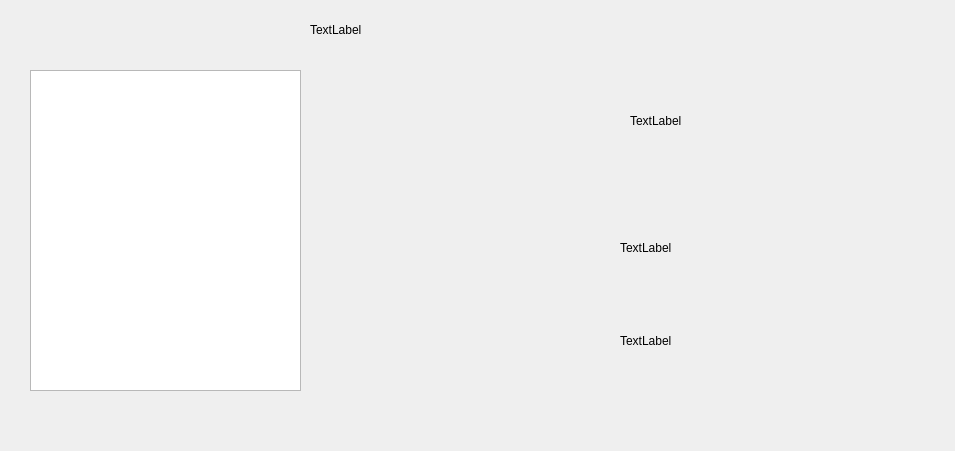
Qt form ProjectHiawatha/cityscreen.ui (Alex-BusNet/ProjectHiawatha) before a commit.
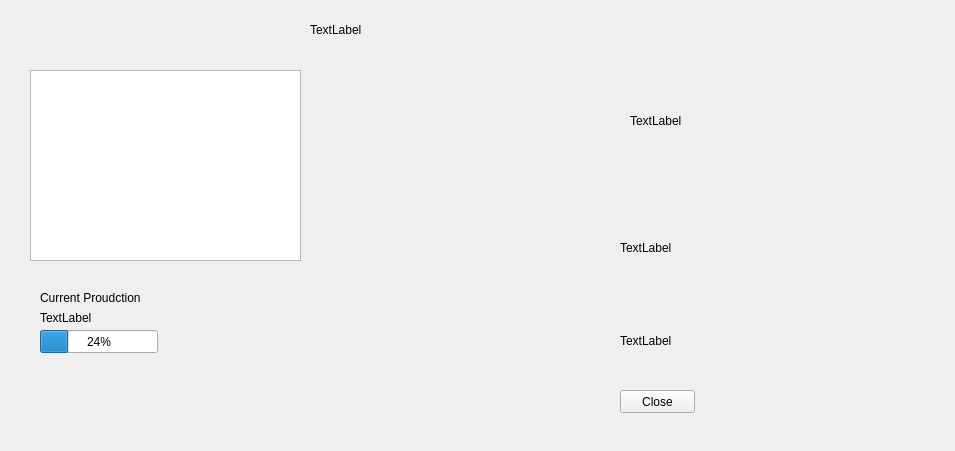
The same form after that commit.

Commit message:
Chnages to CityScreen UI
Added some more items to cityscreen UI. Also updated building list to
include more items

```diff
--- a/ProjectHiawatha/cityscreen.ui
+++ b/ProjectHiawatha/cityscreen.ui
@@ -19,7 +19,7 @@
      <x>30</x>
      <y>70</y>
      <width>271</width>
-     <height>321</height>
+     <height>191</height>
     </rect>
    </property>
   </widget>
@@ -75,6 +75,58 @@
     <string>TextLabel</string>
    </property>
   </widget>
+  <widget class="QPushButton" name="pushButton">
+   <property name="geometry">
+    <rect>
+     <x>620</x>
+     <y>390</y>
+     <width>75</width>
+     <height>23</height>
+    </rect>
+   </property>
+   <property name="text">
+    <string>Close</string>
+   </property>
+  </widget>
+  <widget class="QLabel" name="label_5">
+   <property name="geometry">
+    <rect>
+     <x>40</x>
+     <y>290</y>
+     <width>101</width>
+     <height>16</height>
+    </rect>
+   </property>
+   <property name="text">
+    <string>Current Proudction</string>
+   </property>
+  </widget>
+  <widget class="QLabel" name="label_6">
+   <property name="geometry">
+    <rect>
+     <x>40</x>
+     <y>310</y>
+     <width>91</width>
+     <height>16</height>
+    </rect>
+   </property>
+   <property name="text">
+    <string>TextLabel</string>
+   </property>
+  </widget>
+  <widget class="QProgressBar" name="progressBar">
+   <property name="geometry">
+    <rect>
+     <x>40</x>
+     <y>330</y>
+     <width>118</width>
+     <height>23</height>
+    </rect>
+   </property>
+   <property name="value">
+    <number>24</number>
+   </property>
+  </widget>
  </widget>
  <resources/>
  <connections/>
```
The commit also changes 3 other files.
